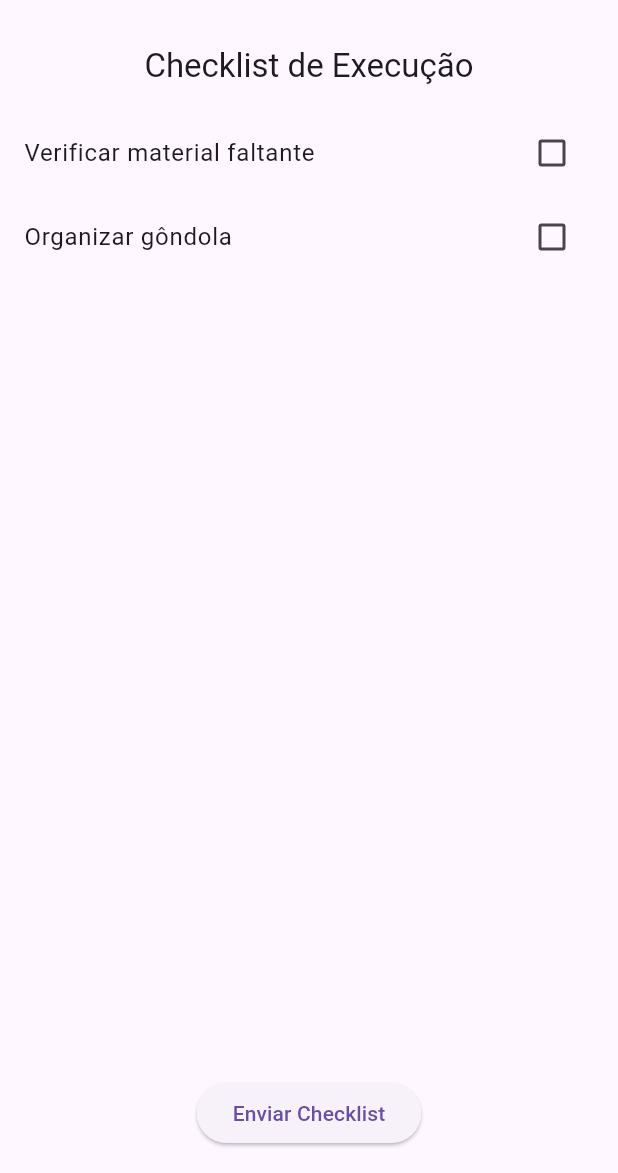
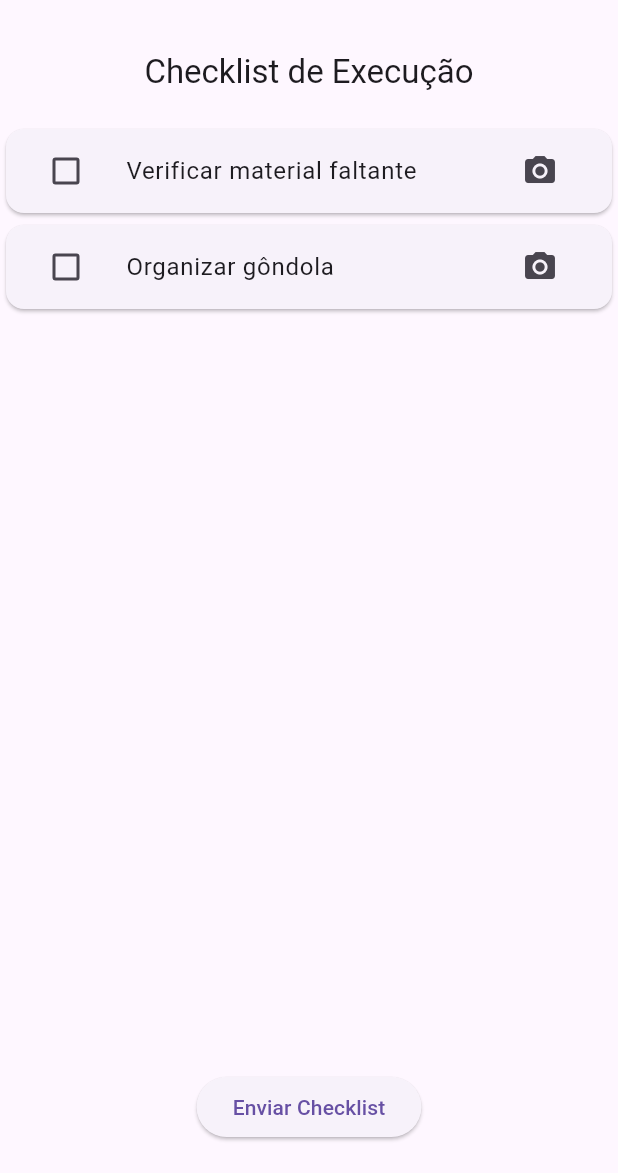
Before and after one commit to GuusAndrade/sittrade-checklist-app, a Flutter app: the screen it shows after launch, on a phone screen of 412 x 824 dp, the part 63-1236 px from its top. Run offline on Flutter 3.47's test engine with Material 3 defaults, Android fonts, the phone set to English and light mode, and no system bars; our stand-ins replace equatable, flutter_bloc.

Commit message:
feat(checklist): enhance ChecklistPage with submission feedback and item toggle functionality

```diff
--- a/lib/src/modules/checklist/presentation/pages/checklist_page.dart
+++ b/lib/src/modules/checklist/presentation/pages/checklist_page.dart
@@ -1,6 +1,7 @@
 import 'package:flutter/material.dart';
 import 'package:flutter_bloc/flutter_bloc.dart';
 import 'package:sittrade_checklist_app/src/modules/checklist/domain/entities/checklist.dart';
+import 'package:sittrade_checklist_app/src/modules/checklist/domain/entities/checklist_item.dart';
 
 import '../bloc/checklist_bloc.dart';
 import '../bloc/checklist_event.dart';
@@ -13,9 +14,30 @@ class ChecklistPage extends StatelessWidget {
   Widget build(BuildContext context) {
     return BlocProvider(
       create: (context) => ChecklistBloc()..add(const LoadChecklist()),
-      child: Scaffold(
-        appBar: AppBar(title: const Text('Checklist SitTrade')),
-        body: const _ChecklistBody(),
+      child: BlocListener<ChecklistBloc, ChecklistState>(
+        listener: (context, state) {
+          if (state is ChecklistSubmitted) {
+            ScaffoldMessenger.of(context).showSnackBar(
+              const SnackBar(
+                content: Text('Checklist successfully submitted!'),
+                backgroundColor: Colors.green,
+              ),
+            );
+          }
+
+          if (state is ChecklistError) {
+            ScaffoldMessenger.of(context).showSnackBar(
+              SnackBar(
+                content: Text('Erro: ${state.message}'),
+                backgroundColor: Colors.red,
+              ),
+            );
+          }
+        },
+        child: Scaffold(
+          appBar: AppBar(title: const Text('Checklist SitTrade')),
+          body: const _ChecklistBody(),
+        ),
       ),
     );
   }
@@ -42,19 +64,51 @@ class _ChecklistBody extends StatelessWidget {
   }
 }
 
+class ChecklistItemTile extends StatelessWidget {
+  final ChecklistItem item;
+
+  const ChecklistItemTile({super.key, required this.item});
+
+  @override
+  Widget build(BuildContext context) {
+    return Card(
+      child: ListTile(
+        leading: Checkbox(
+          value: item.checked,
+          onChanged: (_) {
+            context.read<ChecklistBloc>().add(ToggleChecklistItem(item.id));
+          },
+        ),
+        title: Text(item.description),
+        subtitle: item.photoPath != null ? const Text('Photo attached') : null,
+        trailing: IconButton(
+          icon: const Icon(Icons.camera_alt),
+          onPressed: () {
+            _onAddPhoto(context);
+          },
+        ),
+      ),
+    );
+  }
+
+  void _onAddPhoto(BuildContext context) {
+    context.read<ChecklistBloc>().add(
+      AddPhotoToItem(itemId: item.id, photoPath: 'fake/path/photo.jpg'),
+    );
+  }
+}
+
 class _ChecklistList extends StatelessWidget {
   final Checklist checklist;
 
-  const _ChecklistList({
-    required this.checklist,
-  });
+  const _ChecklistList({required this.checklist});
 
   @override
   Widget build(BuildContext context) {
     return Column(
       children: [
         Padding(
-          padding: const EdgeInsets.all(16),
+          padding: const EdgeInsets.all(20),
           child: Text(
             checklist.title,
             style: Theme.of(context).textTheme.titleLarge,
@@ -66,29 +120,19 @@ class _ChecklistList extends StatelessWidget {
             itemBuilder: (context, index) {
               final item = checklist.items[index];
 
-              return CheckboxListTile(
-                title: Text(item.description),
-                value: item.checked,
-                onChanged: (_) {
-                  context
-                    .read<ChecklistBloc>()
-                    .add(ToggleChecklistItem(item.id));
-                },
-              );
+              return ChecklistItemTile(item: item);
             },
           ),
         ),
         Padding(
-          padding: const EdgeInsets.all(16),
+          padding: const EdgeInsets.all(20),
           child: ElevatedButton(
             onPressed: () {
-              context
-                .read<ChecklistBloc>()
-                .add(const SubmitChecklist());
+              context.read<ChecklistBloc>().add(const SubmitChecklist());
             },
             child: const Text('Enviar Checklist'),
-          )
-        )
+          ),
+        ),
       ],
     );
   }
```
